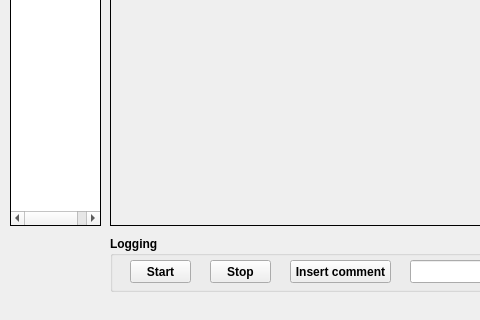
The window that src/mainwindow.ui (hancse/powermeter) describes before a commit, drawn with Qt 5; both pictures show x 0 to 480 and y 420 to 740 of the 1024 by 740 pixel window.
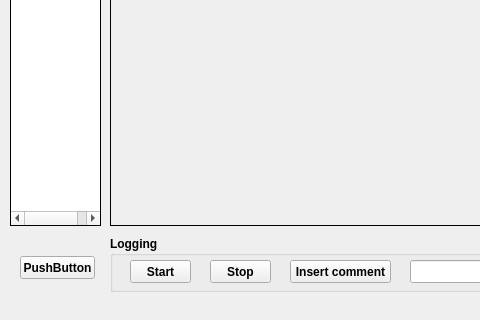
The same window after the commit. Icons and pictures are not drawn.

```diff
--- a/src/mainwindow.ui
+++ b/src/mainwindow.ui
@@ -177,6 +177,19 @@
      </property>
     </widget>
    </widget>
+   <widget class="QPushButton" name="pushButton">
+    <property name="geometry">
+     <rect>
+      <x>20</x>
+      <y>640</y>
+      <width>75</width>
+      <height>23</height>
+     </rect>
+    </property>
+    <property name="text">
+     <string>PushButton</string>
+    </property>
+   </widget>
   </widget>
   <widget class="QMenuBar" name="menuBar">
    <property name="geometry">
```
